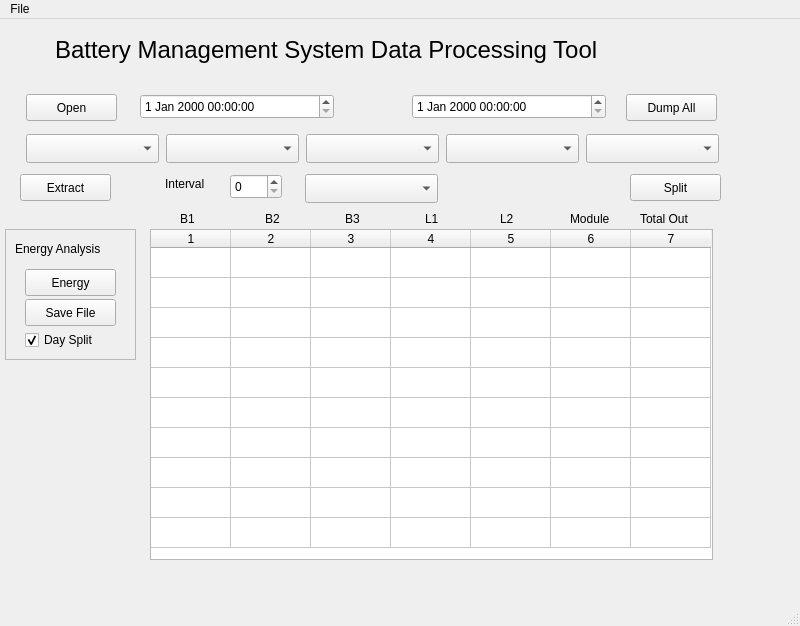
Old version of the form data-processing/data-processing-main.ui in the repository dmsherazi/Battery-Management-System.
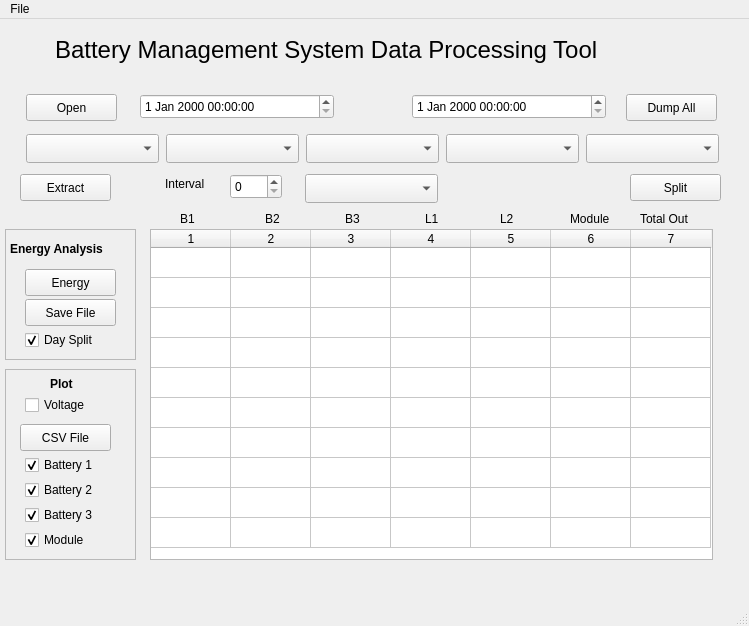
New version of the form.

Commit message: Add basic plotting facilities for battery currents and voltages

Patch:
```diff
--- a/data-processing/data-processing-main.ui
+++ b/data-processing/data-processing-main.ui
@@ -6,7 +6,7 @@
    <rect>
     <x>0</x>
     <y>0</y>
-    <width>800</width>
+    <width>749</width>
     <height>626</height>
    </rect>
   </property>
@@ -324,12 +324,18 @@
     <widget class="QLabel" name="label_2">
      <property name="geometry">
       <rect>
-       <x>10</x>
+       <x>5</x>
        <y>10</y>
-       <width>111</width>
+       <width>121</width>
        <height>20</height>
       </rect>
      </property>
+     <property name="font">
+      <font>
+       <weight>75</weight>
+       <bold>true</bold>
+      </font>
+     </property>
      <property name="text">
       <string>Energy Analysis</string>
      </property>
@@ -439,13 +445,144 @@
      <string>Interval</string>
     </property>
    </widget>
+   <widget class="QFrame" name="frame_2">
+    <property name="geometry">
+     <rect>
+      <x>5</x>
+      <y>350</y>
+      <width>131</width>
+      <height>191</height>
+     </rect>
+    </property>
+    <property name="frameShape">
+     <enum>QFrame::StyledPanel</enum>
+    </property>
+    <property name="frameShadow">
+     <enum>QFrame::Raised</enum>
+    </property>
+    <widget class="QLabel" name="label_11">
+     <property name="geometry">
+      <rect>
+       <x>45</x>
+       <y>5</y>
+       <width>31</width>
+       <height>20</height>
+      </rect>
+     </property>
+     <property name="font">
+      <font>
+       <weight>75</weight>
+       <bold>true</bold>
+      </font>
+     </property>
+     <property name="text">
+      <string>Plot</string>
+     </property>
+    </widget>
+    <widget class="QCheckBox" name="moduleCheckbox">
+     <property name="geometry">
+      <rect>
+       <x>20</x>
+       <y>160</y>
+       <width>93</width>
+       <height>22</height>
+      </rect>
+     </property>
+     <property name="text">
+      <string>Module</string>
+     </property>
+     <property name="checked">
+      <bool>true</bool>
+     </property>
+    </widget>
+    <widget class="QCheckBox" name="voltagePlotCheckBox">
+     <property name="geometry">
+      <rect>
+       <x>20</x>
+       <y>25</y>
+       <width>93</width>
+       <height>22</height>
+      </rect>
+     </property>
+     <property name="toolTip">
+      <string>&lt;html&gt;&lt;head/&gt;&lt;body&gt;&lt;p&gt;Tick to plot voltage, untick to plot current&lt;/p&gt;&lt;/body&gt;&lt;/html&gt;</string>
+     </property>
+     <property name="text">
+      <string>Voltage</string>
+     </property>
+    </widget>
+    <widget class="QPushButton" name="plotFileSelectButton">
+     <property name="geometry">
+      <rect>
+       <x>15</x>
+       <y>55</y>
+       <width>91</width>
+       <height>27</height>
+      </rect>
+     </property>
+     <property name="toolTip">
+      <string>&lt;html&gt;&lt;head/&gt;&lt;body&gt;&lt;p&gt;Select the csv file to be plotted.&lt;/p&gt;&lt;/body&gt;&lt;/html&gt;</string>
+     </property>
+     <property name="text">
+      <string>CSV File</string>
+     </property>
+    </widget>
+    <widget class="QCheckBox" name="battery1Checkbox">
+     <property name="geometry">
+      <rect>
+       <x>20</x>
+       <y>85</y>
+       <width>93</width>
+       <height>22</height>
+      </rect>
+     </property>
+     <property name="text">
+      <string>Battery 1</string>
+     </property>
+     <property name="checked">
+      <bool>true</bool>
+     </property>
+    </widget>
+    <widget class="QCheckBox" name="battery3Checkbox">
+     <property name="geometry">
+      <rect>
+       <x>20</x>
+       <y>135</y>
+       <width>93</width>
+       <height>22</height>
+      </rect>
+     </property>
+     <property name="text">
+      <string>Battery 3</string>
+     </property>
+     <property name="checked">
+      <bool>true</bool>
+     </property>
+    </widget>
+    <widget class="QCheckBox" name="battery2Checkbox">
+     <property name="geometry">
+      <rect>
+       <x>20</x>
+       <y>110</y>
+       <width>93</width>
+       <height>22</height>
+      </rect>
+     </property>
+     <property name="text">
+      <string>Battery 2</string>
+     </property>
+     <property name="checked">
+      <bool>true</bool>
+     </property>
+    </widget>
+   </widget>
   </widget>
   <widget class="QMenuBar" name="menubar">
    <property name="geometry">
     <rect>
      <x>0</x>
      <y>0</y>
-     <width>800</width>
+     <width>749</width>
      <height>27</height>
     </rect>
    </property>
```
Left out of the diff: 14 changed lines with no effect on the pictures. The commit also changes 4 other files.
